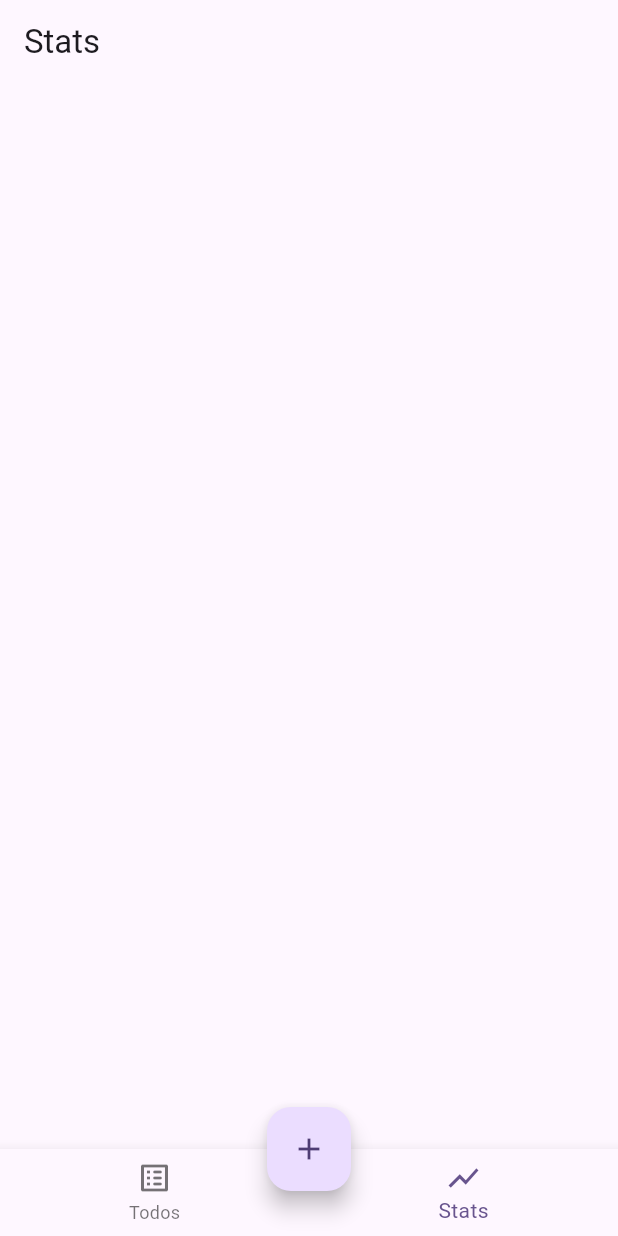
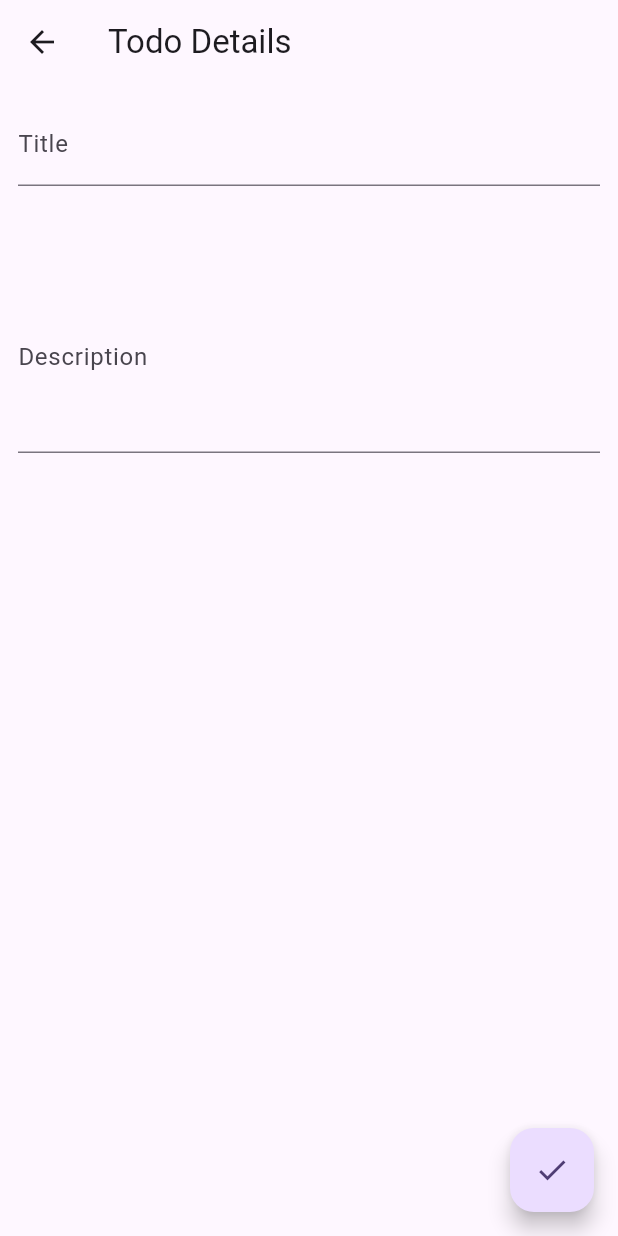
Before and after one commit to musharaf-at-NGI/my_todo_app, a Flutter app: the screen it shows after launch, item 2 of the bottom bar chosen, after a tap on the "add" icon, on a phone screen of 412 x 824 dp. Run offline on Flutter 3.47's test engine with Material 3 defaults, Android fonts, the phone set to English and light mode, and no system bars; our stand-ins replace flutter_bloc.

Commit message:
TODo Bloc not found Bug in Progress

```diff
--- a/lib/bottom_navigation/bottom_navigation_screen.dart
+++ b/lib/bottom_navigation/bottom_navigation_screen.dart
@@ -3,6 +3,7 @@ import 'package:flutter_bloc/flutter_bloc.dart';
 import 'package:my_todo_app/bottom_navigation/bloc/bottom_navigation_bloc.dart';
 import 'package:my_todo_app/stats/stats_screen.dart';
 import 'package:my_todo_app/todos/todos_screen.dart';
+import '../todo_details/todo_details_screen.dart';
 
 class BottomNavigationScreen extends StatelessWidget {
   const BottomNavigationScreen({super.key});
@@ -15,7 +16,25 @@ class BottomNavigationScreen extends StatelessWidget {
     BottomNavigationBloc bloc = context.read<BottomNavigationBloc>();
     return Scaffold(
       floatingActionButton: FloatingActionButton(
-        onPressed: () {},
+        onPressed: () {
+          // Navigator.push(
+          //     context,
+          //     MaterialPageRoute(
+          //         builder: (_) => BlocProvider(
+          //             create: (_) => TodoDetailsBloc(),
+          //             child: TodoDetailsScreen())));
+          // Navigator.push(
+          //   context,
+          //   MaterialPageRoute(
+          //     builder: (_) => BlocProvider.value(
+          //       value: BlocProvider.of<TodoDetailsBloc>(context),
+          //       child: TodoDetailsScreen(),
+          //     ),
+          //   ),
+          // );
+          Navigator.push(context,
+              MaterialPageRoute(builder: (context) => TodoDetailsScreen()));
+        },
         child: const Icon(Icons.add),
       ),
       floatingActionButtonLocation: FloatingActionButtonLocation.centerDocked,
--- a/lib/main.dart
+++ b/lib/main.dart
@@ -2,6 +2,7 @@ import 'package:flutter/material.dart';
 import 'package:flutter_bloc/flutter_bloc.dart';
 import 'package:my_todo_app/bottom_navigation/bloc/bottom_navigation_bloc.dart';
 import 'package:my_todo_app/bottom_navigation/bottom_navigation_screen.dart';
+import 'package:my_todo_app/todo_details/bloc/todo_details_bloc.dart';
 import 'package:my_todo_app/todos/bloc/todos_bloc.dart';
 import 'package:my_todo_app/todos/models/todo_model.dart';
 
@@ -35,6 +36,9 @@ class MyApp extends StatelessWidget {
                   isCompleted: false)
             ])),
         ),
+        // BlocProvider(
+        //   create: (_) => TodoDetailsBloc(),
+        // ),
       ], child: const BottomNavigationScreen()),
     );
   }
--- /dev/null
+++ b/lib/todo_details/bloc/todo_details_bloc.dart
@@ -0,0 +1,21 @@
+import 'package:flutter/material.dart';
+import 'package:flutter_bloc/flutter_bloc.dart';
+part 'todo_details_event.dart';
+part 'todo_details_state.dart';
+
+class TodoDetailsBloc extends Bloc<TodoDetailsEvent, TodoDetailsState> {
+  static String title = "";
+  static String description = "";
+
+  TodoDetailsBloc() : super(TodoDetailsEditingState(title, description)) {
+    on<OnPressedSaveData>((event, emit) async {
+      debugPrint("onPressed Called");
+      emit(TodoDetailsSavedState(event.title, event.description));
+      debugPrint("State emitted");
+    });
+
+    on<OnPressedCreateTodo>(
+      (event, emit) {},
+    );
+  }
+}
--- /dev/null
+++ b/lib/todo_details/bloc/todo_details_event.dart
@@ -0,0 +1,17 @@
+part of 'todo_details_bloc.dart';
+
+sealed class TodoDetailsEvent {}
+
+class OnPressedSaveData extends TodoDetailsEvent {
+  final String title;
+  final String description;
+  OnPressedSaveData(this.title, this.description);
+}
+
+class OnPressedCreateTodo extends TodoDetailsEvent {}
+
+class OnPressedEditTodo extends TodoDetailsEvent {
+  final String title;
+  final String description;
+  OnPressedEditTodo(this.title, this.description);
+}
--- /dev/null
+++ b/lib/todo_details/bloc/todo_details_state.dart
@@ -0,0 +1,21 @@
+part of 'todo_details_bloc.dart';
+
+sealed class TodoDetailsState {
+  final String title;
+  final String description;
+  TodoDetailsState(this.title, this.description);
+}
+
+class TodoDetailsEditingState extends TodoDetailsState {
+  final String title;
+  final String description;
+  TodoDetailsEditingState(this.title, this.description)
+      : super(title, description);
+}
+
+class TodoDetailsSavedState extends TodoDetailsState {
+  final String title;
+  final String description;
+  TodoDetailsSavedState(this.title, this.description)
+      : super(title, description);
+}
--- /dev/null
+++ b/lib/todo_details/todo_details_screen.dart
@@ -0,0 +1,75 @@
+import 'package:flutter/material.dart';
+import 'package:flutter_bloc/flutter_bloc.dart';
+import 'package:my_todo_app/todo_details/bloc/todo_details_bloc.dart';
+import 'package:my_todo_app/todos/bloc/todos_bloc.dart';
+
+class TodoDetailsScreen extends StatelessWidget {
+  TodoDetailsScreen({super.key});
+
+  final TextEditingController titleController = TextEditingController();
+  final TextEditingController descriptionController = TextEditingController();
+
+  @override
+  Widget build(BuildContext context) {
+    return BlocProvider(
+      create: (context) => TodoDetailsBloc(),
+      child: Scaffold(
+        appBar: AppBar(
+          title: const Text(
+            "Todo Details",
+          ),
+        ),
+        floatingActionButton: BlocConsumer<TodoDetailsBloc, TodoDetailsState>(
+            // bloc: TodoDetailsBloc(),
+            listener: (blocContext, state) {
+          debugPrint("Listener is called");
+          if (state is TodoDetailsSavedState) {
+            debugPrint("inside listener saved state");
+            BlocProvider.of<TodosBloc>(context).add(
+              OnTaskAdded(titleController.text, descriptionController.text),
+            );
+            Navigator.pop(context);
+          }
+        }, builder: (context, state) {
+          debugPrint("Todo Bloc Builder called with State $state");
+          return FloatingActionButton(
+              child: const Icon(
+                Icons.check,
+              ),
+              onPressed: () {
+                context.read<TodoDetailsBloc>().add(
+                      OnPressedSaveData(
+                        titleController.text,
+                        descriptionController.text,
+                      ),
+                    );
+                // Navigator.pop(context);
+              });
+        }),
+        body: Padding(
+          padding: const EdgeInsets.all(12.0),
+          child: Column(
+            children: [
+              TextField(
+                controller: titleController,
+                decoration: const InputDecoration(label: Text("Title")),
+              ),
+              const SizedBox(
+                height: 50,
+              ),
+              TextField(
+                controller: descriptionController,
+                maxLines: 4,
+                decoration: const InputDecoration(
+                  label: Text(
+                    "Description",
+                  ),
+                ),
+              ),
+            ],
+          ),
+        ),
+      ),
+    );
+  }
+}
--- a/lib/todos/bloc/todos_bloc.dart
+++ b/lib/todos/bloc/todos_bloc.dart
@@ -17,18 +17,32 @@ class TodosBloc extends Bloc<TodosEvent, TodosState> {
     on<OnTaskUpdated>((event, emit) {
       debugPrint("on Task Updated event called");
       debugPrint("previous Value: ${state.todosList[0].isCompleted}");
-
       state.todosList = state.todosList.map((task) {
         if (task.id == event.id) {
           task.isCompleted = event.value;
         }
         return task;
       }).toList();
+
       debugPrint("state emitted");
       // print(state);
       debugPrint("updated Value: ${state.todosList[0].isCompleted}");
-      state.todosList = [];
-      emit(state);
+      // state.todosList = [];
+      emit(InitialState(state.todosList));
     });
+
+    on<OnTaskAdded>(
+      (event, emit) {
+        state.todosList = state.todosList +
+            [
+              TodoModel(
+                  id: DateTime.now().toUtc().toString(),
+                  title: event.title,
+                  description: event.description,
+                  isCompleted: false)
+            ];
+        emit(InitialState(state.todosList));
+      },
+    );
   }
 }
--- a/lib/todos/bloc/todos_event.dart
+++ b/lib/todos/bloc/todos_event.dart
@@ -1,7 +1,6 @@
 part of 'todos_bloc.dart';
 
 sealed class TodosEvent {}
-
 
 class LoadInitialTodos extends TodosEvent {
   LoadInitialTodos(this.todosList);
@@ -13,3 +12,9 @@ class OnTaskUpdated extends TodosEvent {
   String id;
   OnTaskUpdated(this.id, this.value);
 }
+
+class OnTaskAdded extends TodosEvent {
+  String title;
+  String description;
+  OnTaskAdded(this.title, this.description);
+}
--- a/lib/todos/todos_screen.dart
+++ b/lib/todos/todos_screen.dart
@@ -1,8 +1,6 @@
 import 'package:flutter/material.dart';
 import 'package:flutter_bloc/flutter_bloc.dart';
 import 'package:my_todo_app/todos/bloc/todos_bloc.dart';
-
-import 'models/todo_model.dart';
 
 class TodosScreen extends StatelessWidget {
   const TodosScreen({super.key});
@@ -15,10 +13,20 @@ class TodosScreen extends StatelessWidget {
     return Scaffold(
       appBar: AppBar(
         title: const Text("My Todos"),
-        actions: const [Icon(Icons.filter_list), Icon(Icons.more_vert_rounded)],
+        actions: const [
+          Icon(Icons.filter_list),
+          Icon(Icons.more_vert_rounded),
+        ],
       ),
       body: BlocBuilder<TodosBloc, TodosState>(
-        builder: (context, state) => ListView(
+
+          //   buildWhen: (pre, cure) {
+          //   debugPrint("build When Called");
+          //   return true;
+          // },
+
+          builder: (context, state) {
+        return ListView(
           children: state.todosList
               .map(
                 (todo) => ListTile(
@@ -34,8 +42,8 @@ class TodosScreen extends StatelessWidget {
                 ),
               )
               .toList(),
-        ),
-      ),
+        );
+      }),
     );
   }
 }
```
